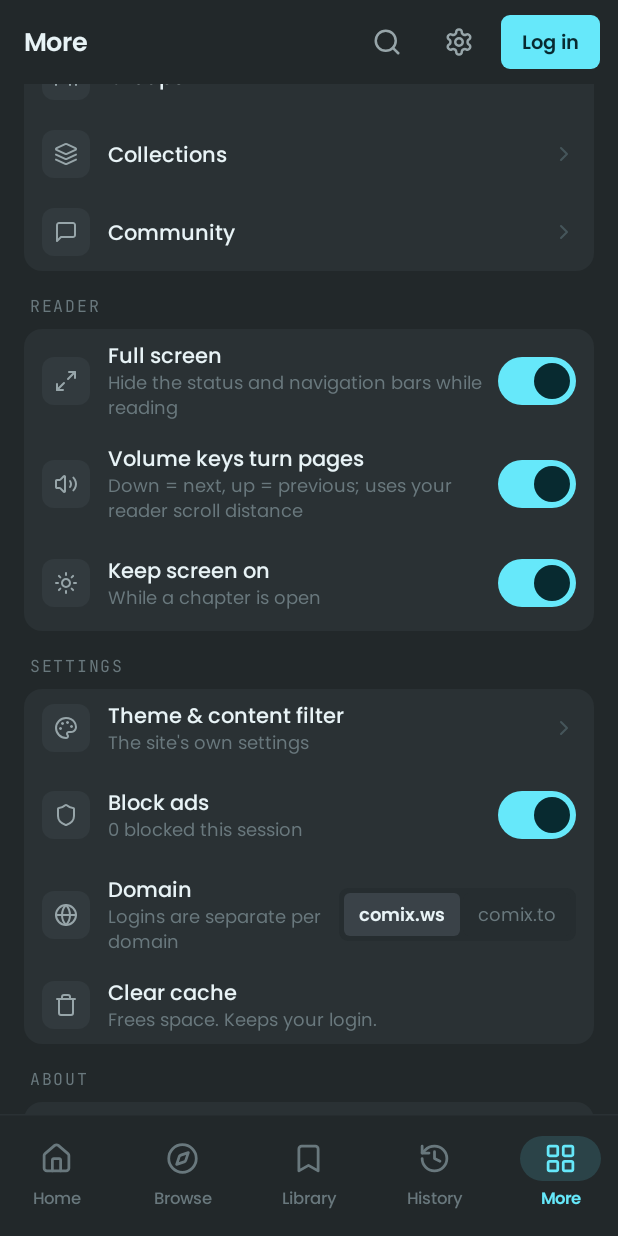
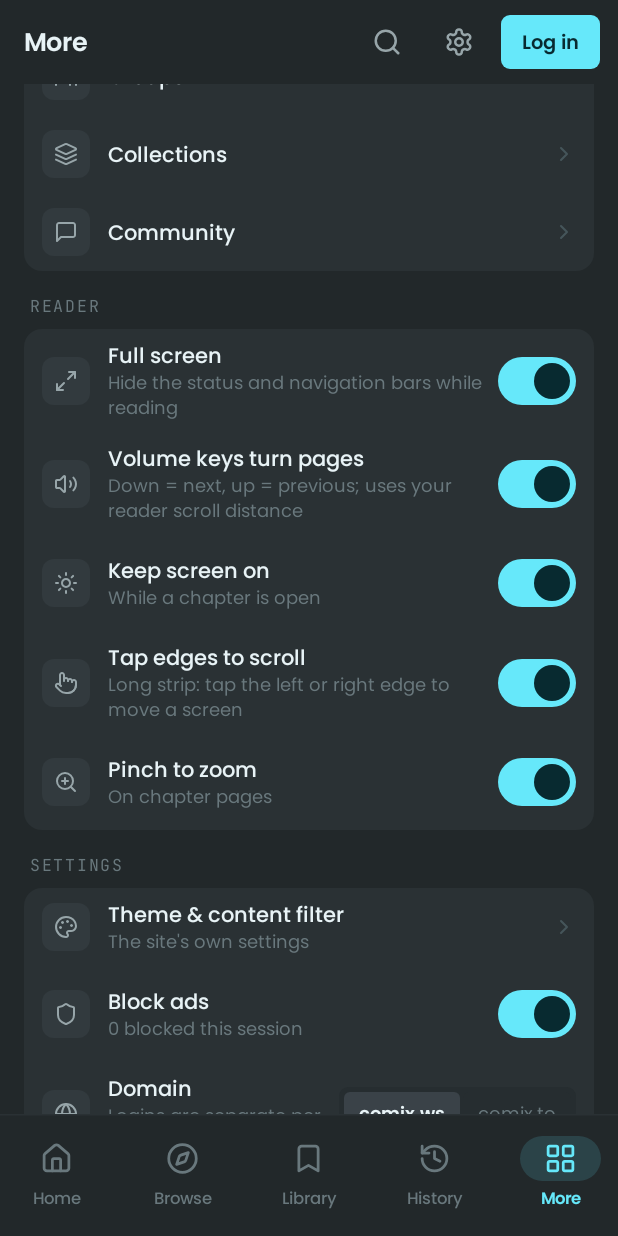
Before and after one commit to notsonata/comixium, an Android app built with Jetpack Compose: the screen it shows after launch (MainActivity), item 5 of the bottom bar chosen, scrolled down 480 dp, on a phone screen of 412 x 824 dp. Run offline under Robolectric (Android 15) with nearby library versions, the phone set to English and light mode, and no system bars; 1 statement that could not run was skipped.

Commit message:
Add reader touch controls and a touch-controls help sheet (#10)
- Long strip: tapping the left or right quarter scrolls one screen
  back or forward through the reader's own shortcuts. Edge taps are
  handled in the capture phase and stopped there, so quick repeated
  taps keep scrolling instead of reaching the reader as a double tap.
  Paged mode keeps the reader's own edge taps.
- Double tap in the middle still toggles the reader controls (the
  site's default), now documented in the app.
- Pinch to zoom on chapter pages: the page script relaxes the site's
  viewport lock there and restores it everywhere else; the WebView
  allows zoom without showing zoom buttons.
- The reader's help button opens a native "Touch controls" sheet,
  styled like the site's shortcut dialog, listing gestures and the
  reader options instead of keyboard shortcuts.
- New toggles (tap edges, pinch zoom) in the sheet and More > Reader;
  changes reach the open chapter immediately.


Claude-Session: https://claude.ai/code/session_01YbVGRshvC6VnHUc4fnRiLA

Co-authored-by: Claude <noreply@anthropic.com>

```diff
--- a/app/src/main/java/com/notsonata/comixium/ui/MoreScreen.kt
+++ b/app/src/main/java/com/notsonata/comixium/ui/MoreScreen.kt
@@ -104,6 +104,16 @@ fun MoreScreen(
                 subtitle = "While a chapter is open",
                 checked = reader.keepScreenOn, onChange = reader::updateKeepScreenOn,
             )
+            ToggleRow(
+                Lucide.Hand, "Tap edges to scroll",
+                subtitle = "Long strip: tap the left or right edge to move a screen",
+                checked = reader.tapEdges, onChange = reader::updateTapEdges,
+            )
+            ToggleRow(
+                Lucide.ZoomIn, "Pinch to zoom",
+                subtitle = "On chapter pages",
+                checked = reader.pinchZoom, onChange = reader::updatePinchZoom,
+            )
         }
         Section("SETTINGS") {
             Row(Lucide.Palette, "Theme & content filter", subtitle = "The site's own settings", onClick = onSiteSettings)
@@ -166,7 +176,7 @@ private fun Row(
 }
 
 @Composable
-private fun ToggleRow(icon: ImageVector, label: String, subtitle: String, checked: Boolean, onChange: (Boolean) -> Unit) {
+internal fun ToggleRow(icon: ImageVector, label: String, subtitle: String, checked: Boolean, onChange: (Boolean) -> Unit) {
     val c = LocalComixColors.current
     Row(
         Modifier.fillMaxWidth().clickable { onChange(!checked) }.heightIn(min = 52.dp).padding(horizontal = 12.dp, vertical = 8.dp),
--- a/app/src/main/java/com/notsonata/comixium/ui/icons/Lucide.kt
+++ b/app/src/main/java/com/notsonata/comixium/ui/icons/Lucide.kt
@@ -166,4 +166,13 @@ object Lucide {
         icon("link", "M10 13a5 5 0 0 0 7.54.54l3-3a5 5 0 0 0-7.07-7.07l-1.72 1.71", "M14 11a5 5 0 0 0-7.54-.54l-3 3a5 5 0 0 0 7.07 7.07l1.71-1.71")
     }
     val Download by lazy { icon("download", "M21 15v4a2 2 0 0 1-2 2H5a2 2 0 0 1-2-2v-4", "m7 10 5 5 5-5", "M12 15V3") }
+    val Hand by lazy {
+        icon(
+            "pointer",
+            "M22 14a8 8 0 0 1-8 8", "M18 11v-1a2 2 0 0 0-2-2a2 2 0 0 0-2 2", "M14 10V9a2 2 0 0 0-2-2a2 2 0 0 0-2 2v1",
+            "M10 9.5V4a2 2 0 0 0-2-2a2 2 0 0 0-2 2v10",
+            "M18 11a2 2 0 1 1 4 0v3a8 8 0 0 1-8 8h-2c-2.8 0-4.5-.86-5.99-2.34l-3.6-3.6a2 2 0 0 1 2.83-2.82L7 15",
+        )
+    }
+    val ZoomIn by lazy { icon("zoom-in", circle(11f, 11f, 8f), "m21 21-4.3-4.3", "M11 8v6", "M8 11h6") }
 }
--- a/app/src/main/java/com/notsonata/comixium/web/PageState.kt
+++ b/app/src/main/java/com/notsonata/comixium/web/PageState.kt
@@ -16,6 +16,9 @@ data class PageState(
     val theme: Map<String, String>,
 ) {
     companion object {
+        /** The message's "t" field ("state", "download", "readerHelp"...). */
+        fun type(json: String): String? = runCatching { JSONObject(json).optString("t") }.getOrNull()
+
         fun parse(json: String): PageState? = runCatching {
             val o = JSONObject(json)
             if (o.optString("t") != "state") return null
--- a/app/src/main/java/com/notsonata/comixium/web/ReaderPrefs.kt
+++ b/app/src/main/java/com/notsonata/comixium/web/ReaderPrefs.kt
@@ -14,14 +14,25 @@ class ReaderPrefs(private val prefs: SharedPreferences) {
         private set
     var keepScreenOn by mutableStateOf(prefs.getBoolean(KEY_SCREEN_ON, true))
         private set
+    var tapEdges by mutableStateOf(prefs.getBoolean(KEY_TAP_EDGES, true))
+        private set
+    var pinchZoom by mutableStateOf(prefs.getBoolean(KEY_PINCH_ZOOM, true))
+        private set
 
     fun updateImmersive(on: Boolean) { immersive = on; prefs.edit { putBoolean(KEY_IMMERSIVE, on) } }
     fun updateVolumeKeys(on: Boolean) { volumeKeys = on; prefs.edit { putBoolean(KEY_VOLUME, on) } }
     fun updateKeepScreenOn(on: Boolean) { keepScreenOn = on; prefs.edit { putBoolean(KEY_SCREEN_ON, on) } }
+    fun updateTapEdges(on: Boolean) { tapEdges = on; prefs.edit { putBoolean(KEY_TAP_EDGES, on) } }
+    fun updatePinchZoom(on: Boolean) { pinchZoom = on; prefs.edit { putBoolean(KEY_PINCH_ZOOM, on) } }
+
+    /** The options the page script applies itself (see setPrefs in comixium.js). */
+    fun pageScriptCall(): String = "window.__comixium && window.__comixium.setPrefs({tapEdges:$tapEdges,pinchZoom:$pinchZoom})"
 
     private companion object {
         const val KEY_IMMERSIVE = "reader_immersive"
         const val KEY_VOLUME = "reader_volume_keys"
         const val KEY_SCREEN_ON = "reader_keep_screen_on"
+        const val KEY_TAP_EDGES = "reader_tap_edges"
+        const val KEY_PINCH_ZOOM = "reader_pinch_zoom"
     }
 }
--- a/app/src/main/java/com/notsonata/comixium/web/WebEngine.kt
+++ b/app/src/main/java/com/notsonata/comixium/web/WebEngine.kt
@@ -49,6 +49,14 @@ class WebEngine(private val app: Application) {
 
     /** Set by the activity while it's alive. */
     var services: ActivityServices? = null
+
+    /** The reader's help button was tapped: show the touch-controls sheet. */
+    var readerHelpOpen by mutableStateOf(false)
+
+    /** Re-sends reader options to the page on screen after they change. */
+    fun pushReaderPrefs() {
+        activeTab?.takeIf { it.isReader }?.js(reader.pageScriptCall())
+    }
 
     /** A comix.ws / comix.to link opened from another app, waiting for the UI to show it. */
     var deepLinkPath by mutableStateOf<String?>(null)
--- a/app/src/main/java/com/notsonata/comixium/web/WebTab.kt
+++ b/app/src/main/java/com/notsonata/comixium/web/WebTab.kt
@@ -200,8 +200,10 @@ class WebTab(
             useWideViewPort = true
             loadWithOverviewMode = false
             textZoom = 100
-            setSupportZoom(false)
-            builtInZoomControls = false
+            // Pinch zoom is allowed by the WebView, but the site's viewport tag still disables it on
+            // every page except chapters, where the page script relaxes it (see applyZoom).
+            setSupportZoom(true)
+            builtInZoomControls = true
             displayZoomControls = false
             allowFileAccess = false
             allowContentAccess = false
@@ -250,6 +252,10 @@ class WebTab(
     }
 
     private fun onMessage(json: String) {
+        if (PageState.type(json) == "readerHelp") {
+            engine.readerHelpOpen = true
+            return
+        }
         PageDownload.parse(json)?.let { d ->
             contextWrapper.baseContext?.let { Downloads.saveBytes(it, d.name, d.mime, d.bytes) }
             return
@@ -259,6 +265,7 @@ class WebTab(
         isReader = state.isReader || Site.isReaderUrl(state.url)
         dialogOpen = state.dialogOpen
         engine.onPageState(state)
+        if (state.isReader) js(engine.reader.pageScriptCall())
         val action = pendingAction
         if (action != null && state.auth != AuthState.UNKNOWN) {
             pendingAction = null
```
Also changed, not shown: app/src/main/java/com/notsonata/comixium/ui/ComixiumApp.kt (+8 -0 lines), app/src/main/java/com/notsonata/comixium/ui/ReaderHelpSheet.kt (added, +123 -0 lines), 5 other files.
